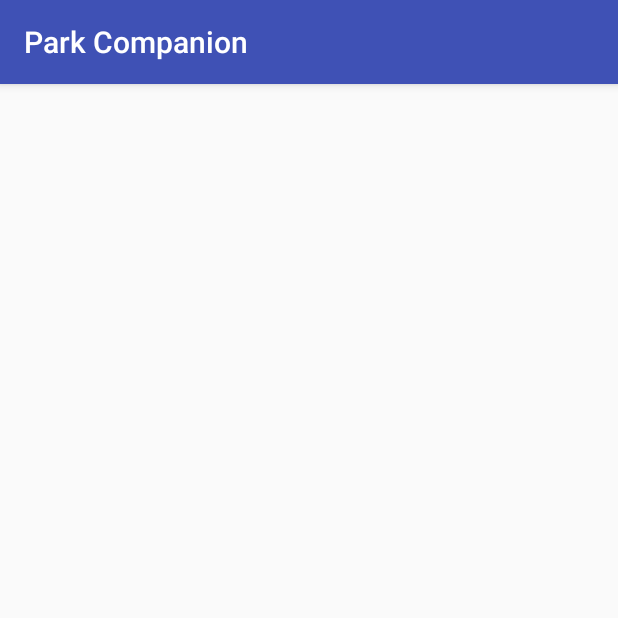
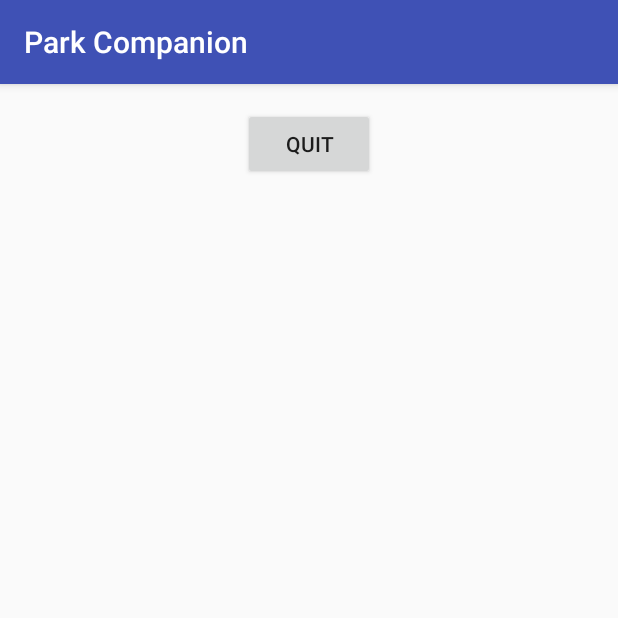
Before and after one commit to knappjf/ParkCompanion, an Android app: the MainMenuActivity screen opened directly, with no data from a screen before it, on a phone screen of 412 x 824 dp, the top half of it. Run offline under Robolectric (Android 15) with nearby library versions, the phone set to English and light mode, and no system bars.

Commit message:
Added quit button to menu

```diff
--- a/app/src/main/java/info/jfknapp/parkcompanion/LoginActivity.java
+++ b/app/src/main/java/info/jfknapp/parkcompanion/LoginActivity.java
@@ -30,4 +30,10 @@ public class LoginActivity extends Activity{
             startActivity(intent);
         }
     }
+
+    @Override
+    public void onStop(){
+        super.onStop();
+        this.finish();
+    }
 }
--- a/app/src/main/java/info/jfknapp/parkcompanion/MainMenuActivity.java
+++ b/app/src/main/java/info/jfknapp/parkcompanion/MainMenuActivity.java
@@ -2,6 +2,7 @@ package info.jfknapp.parkcompanion;
 
 import android.support.v7.app.AppCompatActivity;
 import android.os.Bundle;
+import android.view.View;
 
 public class MainMenuActivity extends AppCompatActivity {
 
@@ -10,4 +11,8 @@ public class MainMenuActivity extends AppCompatActivity {
         super.onCreate(savedInstanceState);
         setContentView(R.layout.activity_main_menu);
     }
+
+    public void closeApp(View view){
+        this.finish();
+    }
 }
--- a/app/src/main/res/layout/activity_main_menu.xml
+++ b/app/src/main/res/layout/activity_main_menu.xml
@@ -9,4 +9,12 @@
     android:paddingTop="@dimen/activity_vertical_margin"
     tools:context="info.jfknapp.parkcompanion.MainMenuActivity">
 
+    <Button
+        android:layout_width="wrap_content"
+        android:layout_height="wrap_content"
+        android:text="@string/quit"
+        android:id="@+id/button"
+        android:layout_alignParentTop="true"
+        android:layout_centerHorizontal="true"
+        android:onClick="closeApp" />
 </RelativeLayout>
--- a/app/src/main/res/values/strings.xml
+++ b/app/src/main/res/values/strings.xml
@@ -4,4 +4,6 @@
     <string name="username">Username</string>
     <string name="password">Password</string>
     <string name="button_send">Send</string>
+
+    <string name="quit">Quit</string>
 </resources>
```
